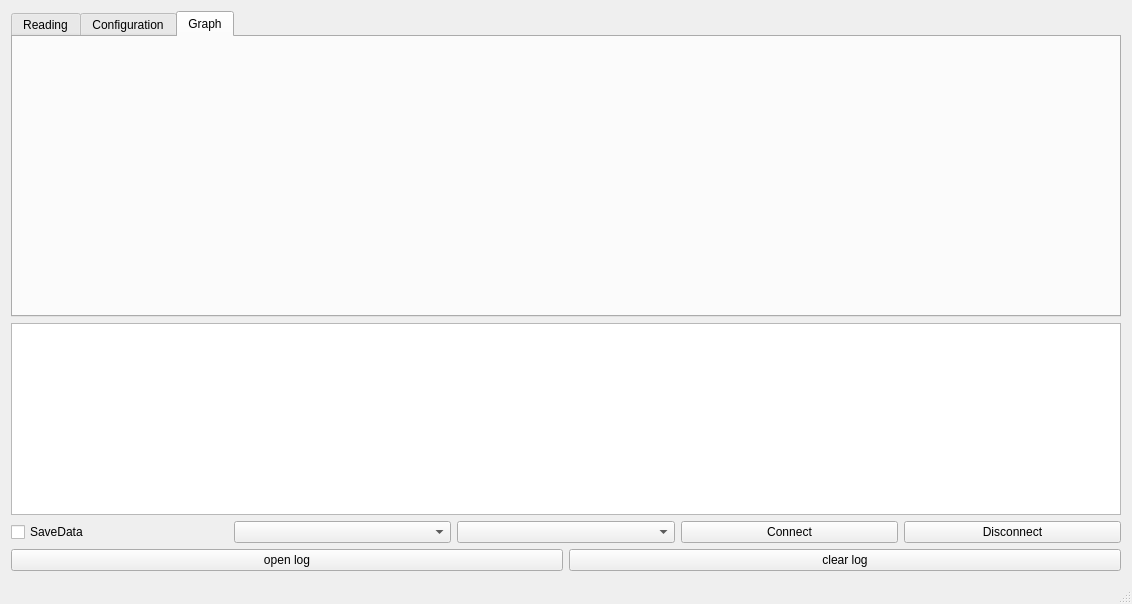
Before: the Qt Designer form mainwindow.ui in rezy91/TestBoard785, drawn with Qt 5.
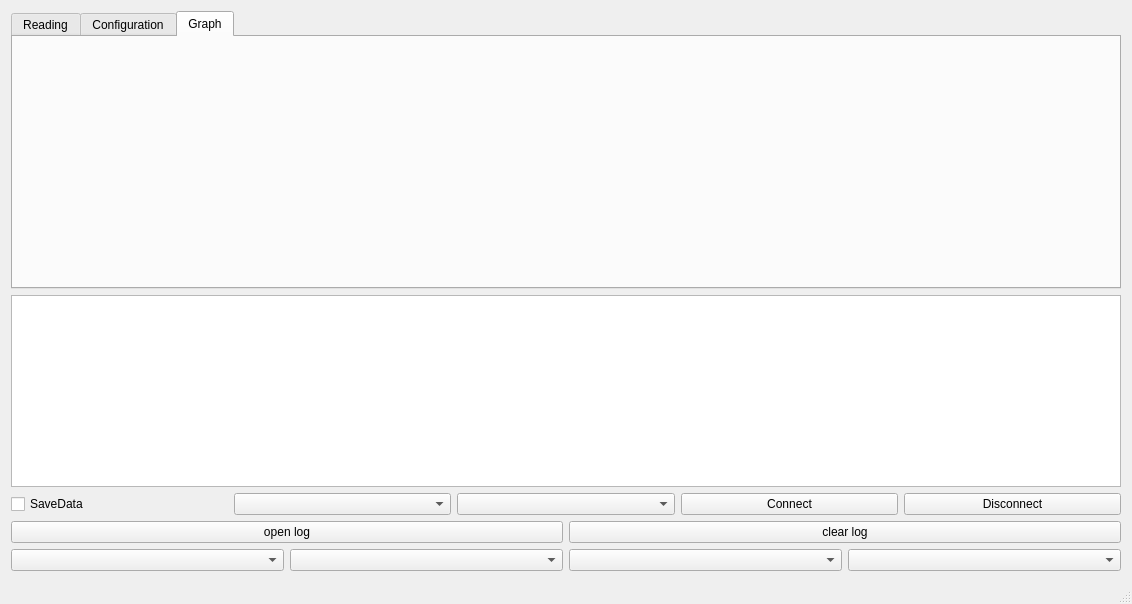
After: the same form once the commit is applied. The open tabs and pages were chosen to show the change.

```diff
--- a/mainwindow.ui
+++ b/mainwindow.ui
@@ -15,7 +15,7 @@
   </property>
   <widget class="QWidget" name="centralWidget">
    <layout class="QGridLayout" name="gridLayout">
-    <item row="2" column="0">
+    <item row="3" column="0">
      <layout class="QHBoxLayout" name="horizontalLayout">
       <property name="topMargin">
        <number>0</number>
@@ -52,7 +52,7 @@
       </item>
      </layout>
     </item>
-    <item row="1" column="0">
+    <item row="2" column="0">
      <widget class="QTextBrowser" name="textBrowser">
       <property name="sizePolicy">
        <sizepolicy hsizetype="Expanding" vsizetype="Maximum">
@@ -62,7 +62,7 @@
       </property>
      </widget>
     </item>
-    <item row="3" column="0">
+    <item row="4" column="0">
      <layout class="QHBoxLayout" name="horizontalLayout_2">
       <property name="bottomMargin">
        <number>0</number>
@@ -278,6 +278,25 @@
       </widget>
      </widget>
     </item>
+    <item row="5" column="0">
+     <layout class="QHBoxLayout" name="horizontalLayout_3">
+      <property name="bottomMargin">
+       <number>0</number>
+      </property>
+      <item>
+       <widget class="QComboBox" name="comboBox_2"/>
+      </item>
+      <item>
+       <widget class="QComboBox" name="comboBox_3"/>
+      </item>
+      <item>
+       <widget class="QComboBox" name="comboBox_4"/>
+      </item>
+      <item>
+       <widget class="QComboBox" name="comboBox_5"/>
+      </item>
+     </layout>
+    </item>
    </layout>
   </widget>
   <widget class="QStatusBar" name="statusBar"/>
```
Left out of the diff: 2 changed lines with no effect on the pictures.
